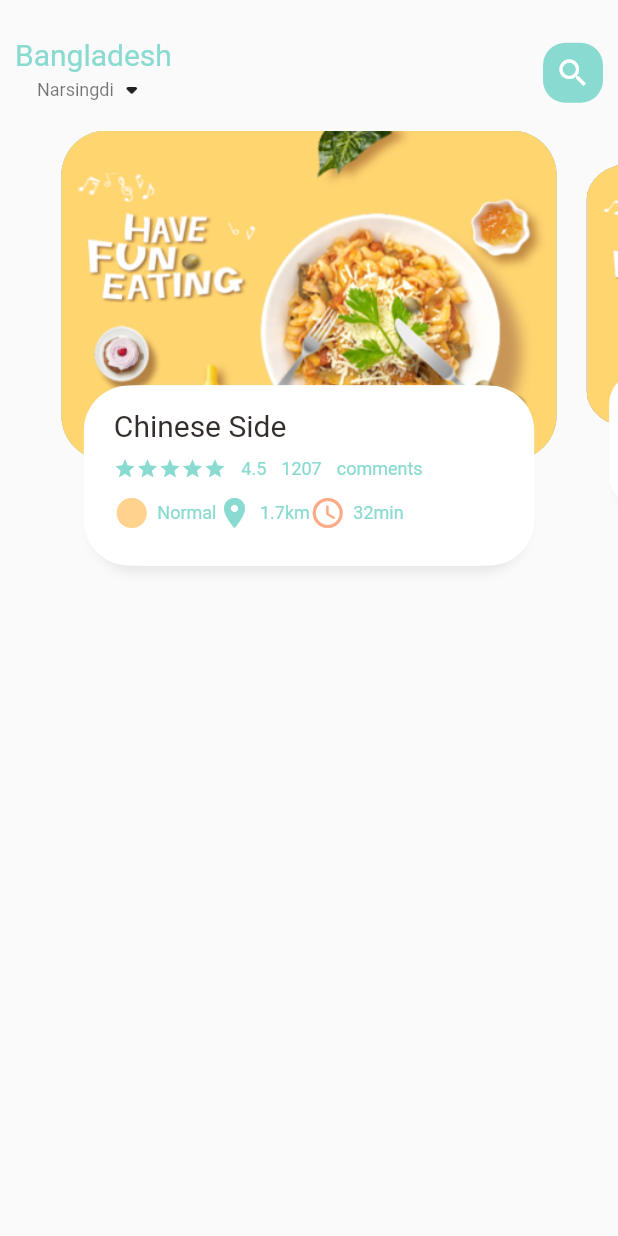
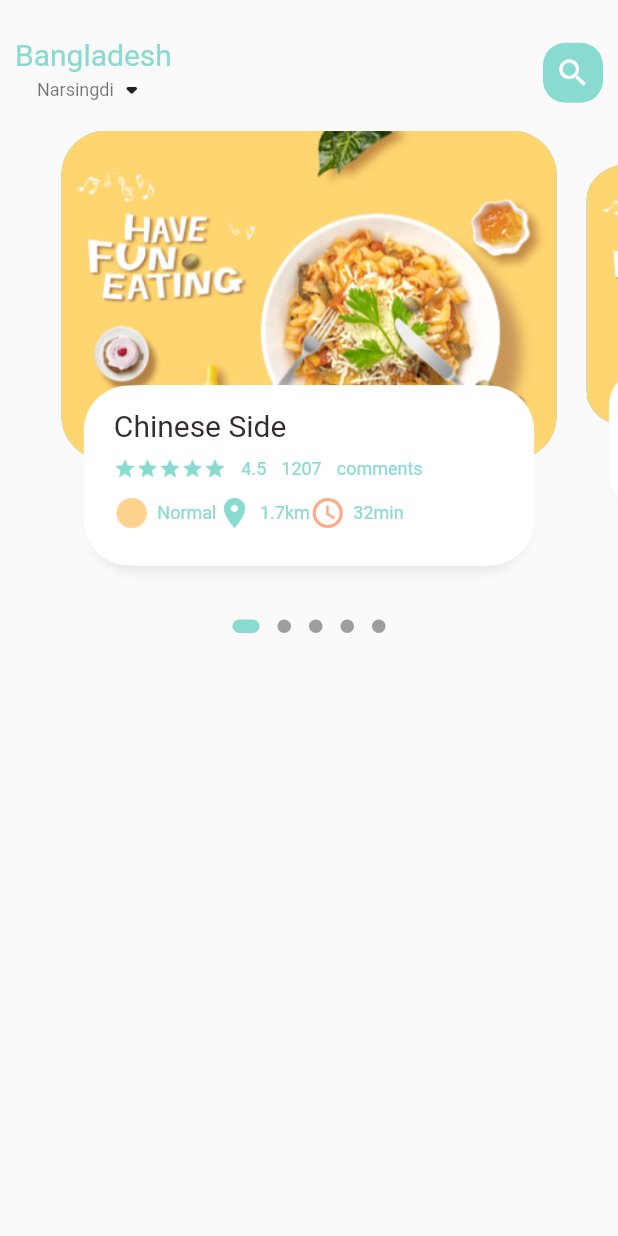
Before and after one commit to Kalam031/food_delivery, a Flutter app: the screen it shows after launch, on a phone screen of 412 x 824 dp. Run offline on Flutter 3.47's test engine with Material 2 defaults, Android fonts, the phone set to English and light mode, and no system bars; drawn by our look-alikes of dots_indicator.

```diff
--- a/lib/home/food_page_body.dart
+++ b/lib/home/food_page_body.dart
@@ -1,4 +1,5 @@
 import 'package:flutter/material.dart';
+import 'package:dots_indicator/dots_indicator.dart';
 import '../widgets/icon_and_text_widget.dart';
 import '../utils/Colors.dart';
 import '../widgets/big_text.dart';
@@ -35,7 +36,9 @@ class _FoodPageBodyState extends State<FoodPageBody> {
 
   @override
   Widget build(BuildContext context) {
-    return Container(
+    return Column(
+      children: [
+        Container(
           //color: Colors.redAccent,
           height: 320,
           child: PageView.builder(
@@ -45,6 +48,19 @@ class _FoodPageBodyState extends State<FoodPageBody> {
               return _buildPageItem(position);
             }),
           ),
+        ),
+        DotsIndicator(
+          dotsCount: 5,
+          position: _currPageValue,
+          decorator: DotsDecorator(
+            activeColor: AppColors.mainColor,
+            size: const Size.square(9.0),
+            activeSize: const Size(18.0, 9.0),
+            activeShape: RoundedRectangleBorder(
+                borderRadius: BorderRadius.circular(5.0)),
+          ),
+        ),
+      ],
     );
   }
 
```
Lines whose indentation alone changed are shown as unchanged.
